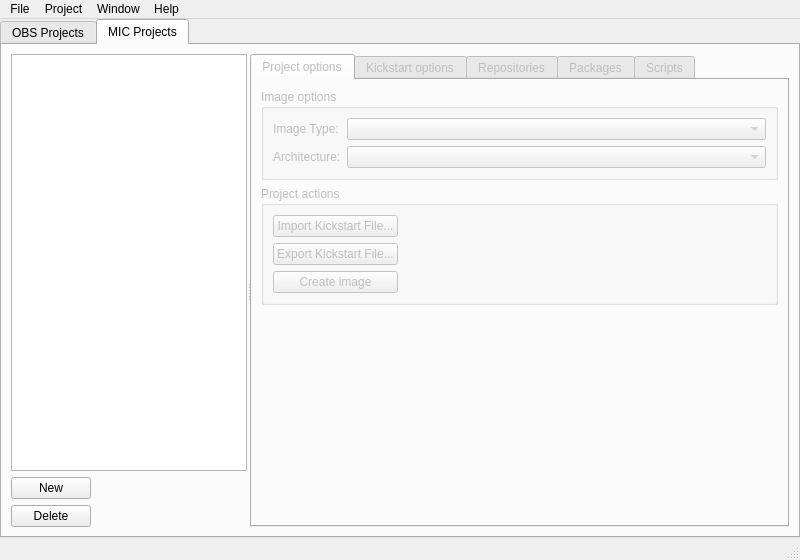
Old version of the form src/ObsLightGui/ui/obsLightMain.ui in the repository ronan22/obs-light.
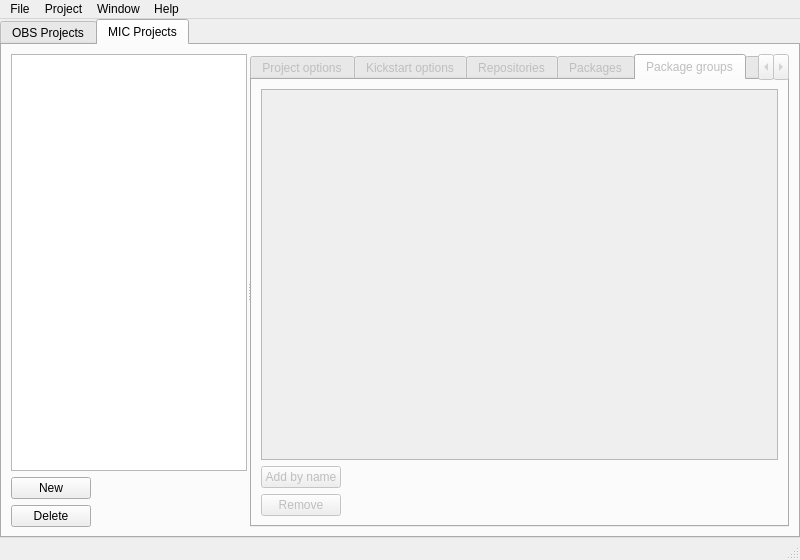
New version of the form. The open tabs and pages were chosen to show the change. Icons and pictures are not drawn.

Commit message: - added 2 missing methods in ObsLightManager (to be checked):   * getTargetList   * getArchitectureList - added addKickstartPackageGroup, removeKickstartPackageGroup,   getKickstartPackageGroupDictionaries in ObsLightManager - implemented kickstart package group management from GUI

The edit to the form file:
```diff
--- a/src/ObsLightGui/ui/obsLightMain.ui
+++ b/src/ObsLightGui/ui/obsLightMain.ui
@@ -1491,6 +1491,43 @@
              </item>
             </layout>
            </widget>
+           <widget class="QWidget" name="tab">
+            <attribute name="title">
+             <string>Package groups</string>
+            </attribute>
+            <layout class="QGridLayout" name="gridLayout_16">
+             <item row="0" column="0" colspan="2">
+              <widget class="QTableView" name="kickstartPackageGroupsTableView"/>
+             </item>
+             <item row="1" column="0">
+              <widget class="QPushButton" name="addPackageGroupButton">
+               <property name="text">
+                <string>Add by name</string>
+               </property>
+              </widget>
+             </item>
+             <item row="2" column="0">
+              <widget class="QPushButton" name="removePackageGroupButton">
+               <property name="text">
+                <string>Remove</string>
+               </property>
+              </widget>
+             </item>
+             <item row="1" column="1">
+              <spacer name="horizontalSpacer_9">
+               <property name="orientation">
+                <enum>Qt::Horizontal</enum>
+               </property>
+               <property name="sizeHint" stdset="0">
+                <size>
+                 <width>40</width>
+                 <height>20</height>
+                </size>
+               </property>
+              </spacer>
+             </item>
+            </layout>
+           </widget>
            <widget class="QWidget" name="kickstartScriptsTab">
             <property name="enabled">
              <bool>false</bool>
```
The commit also changes 7 other files.
